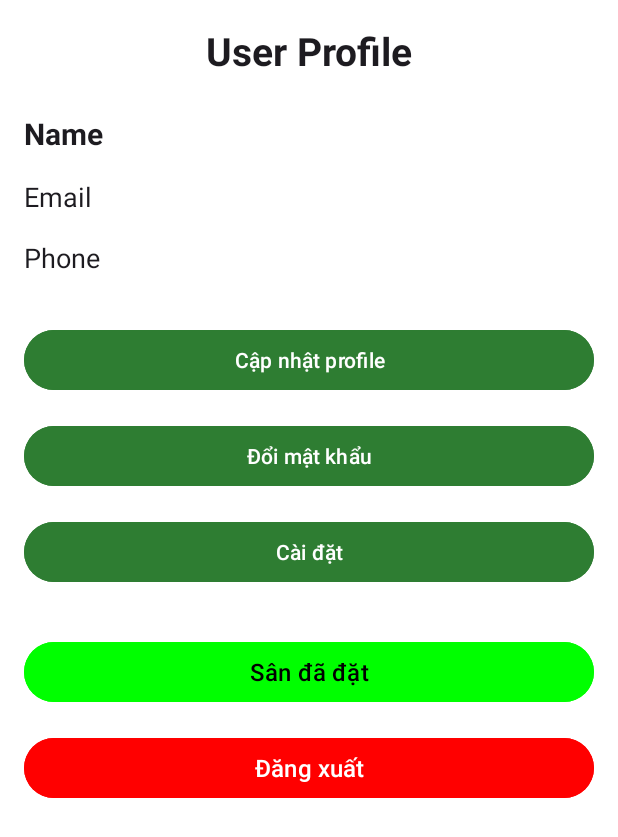
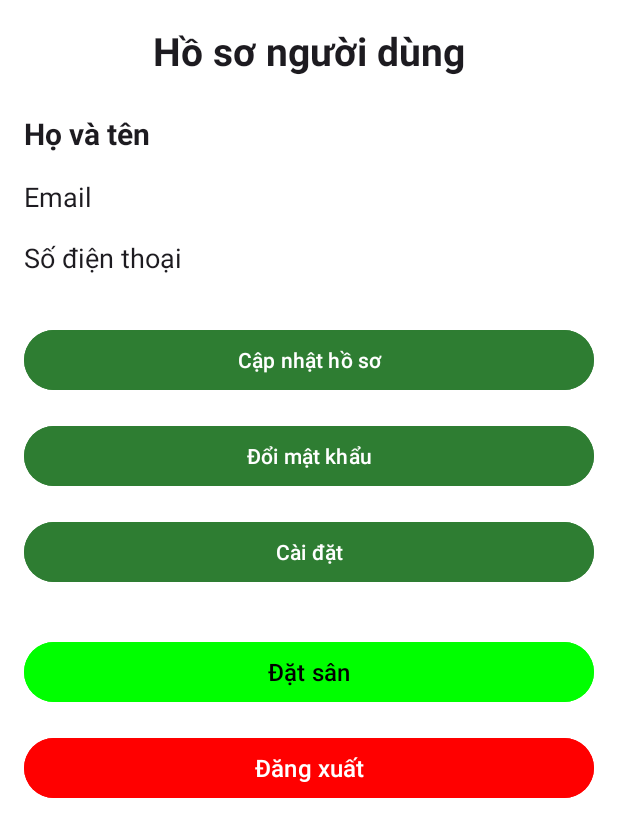
Before and after one commit to dokkuhai/FIELDGO_Android_App, an Android app: the ProfileActivity screen opened directly, with no data from a screen before it, on a phone screen of 412 x 824 dp. Shown: the top 837 px of the screen. Run offline under Robolectric (Android 15) with nearby library versions, the phone set to English and light mode, and no system bars; network calls fail; 1 statement that could not run was skipped.

Commit message:
CHANGE LOCALIZATION

```diff
--- a/app/src/main/res/layout/activity_profile.xml
+++ b/app/src/main/res/layout/activity_profile.xml
@@ -12,7 +12,7 @@
         android:id="@+id/tvTitle"
         android:layout_width="0dp"
         android:layout_height="wrap_content"
-        android:text="User Profile"
+        android:text="@string/title_user_profile"
         android:textColor="?attr/colorOnBackground"
         android:textSize="26sp"
         android:textStyle="bold"
@@ -26,7 +26,7 @@
         android:id="@+id/tvName"
         android:layout_width="0dp"
         android:layout_height="wrap_content"
-        android:text="Name"
+        android:text="@string/label_name"
         android:textColor="?attr/colorOnBackground"
         android:textSize="20sp"
         android:textStyle="bold"
@@ -40,7 +40,7 @@
         android:id="@+id/tvEmail"
         android:layout_width="0dp"
         android:layout_height="wrap_content"
-        android:text="Email"
+        android:text="@string/label_email"
         android:textColor="?attr/colorOnBackground"
         android:textSize="18sp"
         app:layout_constraintTop_toBottomOf="@id/tvName"
@@ -53,7 +53,7 @@
         android:id="@+id/tvPhone"
         android:layout_width="0dp"
         android:layout_height="wrap_content"
-        android:text="Phone"
+        android:text="@string/label_phone"
         android:textColor="?attr/colorOnBackground"
         android:textSize="18sp"
         app:layout_constraintTop_toBottomOf="@id/tvEmail"
@@ -66,7 +66,7 @@
         android:id="@+id/btnUpdateProfile"
         android:layout_width="0dp"
         android:layout_height="wrap_content"
-        android:text="Cập nhật profile"
+        android:text="@string/btn_update_profile"
         android:textColor="?attr/colorOnPrimary"
         android:backgroundTint="?attr/colorPrimary"
         android:layout_marginTop="32dp"
@@ -79,7 +79,7 @@
         android:id="@+id/btnChangePassword"
         android:layout_width="0dp"
         android:layout_height="wrap_content"
-        android:text="Đổi mật khẩu"
+        android:text="@string/btn_change_password"
         android:textColor="?attr/colorOnPrimary"
         android:backgroundTint="?attr/colorPrimary"
         android:layout_marginTop="16dp"
@@ -91,7 +91,7 @@
         android:id="@+id/btnSettings"
         android:layout_width="0dp"
         android:layout_height="wrap_content"
-        android:text="Cài đặt"
+        android:text="@string/title_settings"
         android:textColor="?attr/colorOnPrimary"
         android:backgroundTint="?attr/colorPrimary"
         android:layout_marginTop="16dp"
@@ -104,7 +104,7 @@
         android:id="@+id/btnMyBookings"
         android:layout_width="0dp"
         android:layout_height="wrap_content"
-        android:text="Sân đã đặt"
+        android:text="@string/btn_book_court"
         android:textSize="16sp"
         android:backgroundTint="#00FF00"
         android:textColor="#000000"
@@ -118,7 +118,7 @@
         android:id="@+id/btnLogout"
         android:layout_width="0dp"
         android:layout_height="wrap_content"
-        android:text="Đăng xuất"
+        android:text="@string/btn_logout"
         android:textSize="16sp"
         android:backgroundTint="#FF0000"
         android:textColor="#FFFFFF"
--- a/app/src/main/res/values/strings.xml
+++ b/app/src/main/res/values/strings.xml
@@ -7,6 +7,8 @@
     <string name="label_phone">Số điện thoại</string>
     <string name="btn_update_profile">Cập nhật hồ sơ</string>
     <string name="btn_change_password">Đổi mật khẩu</string>
+    <string name="btn_court_book">Sân đã đặt</string>
+    <string name="btn_logout">Đăng xuất</string>
     <!--    change password profile-->
     <string name="title_change_password">Đổi mật khẩu</string>
     <string name="hint_old_password">Mật khẩu hiện tại</string>
```
Also changed, not shown: gradle/libs.versions.toml (deleted, +0 -23 lines), 1 other file.
